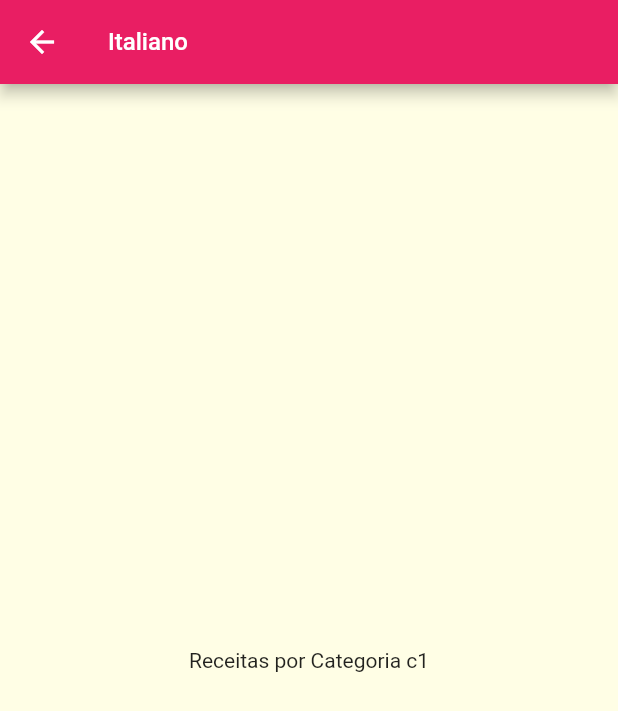
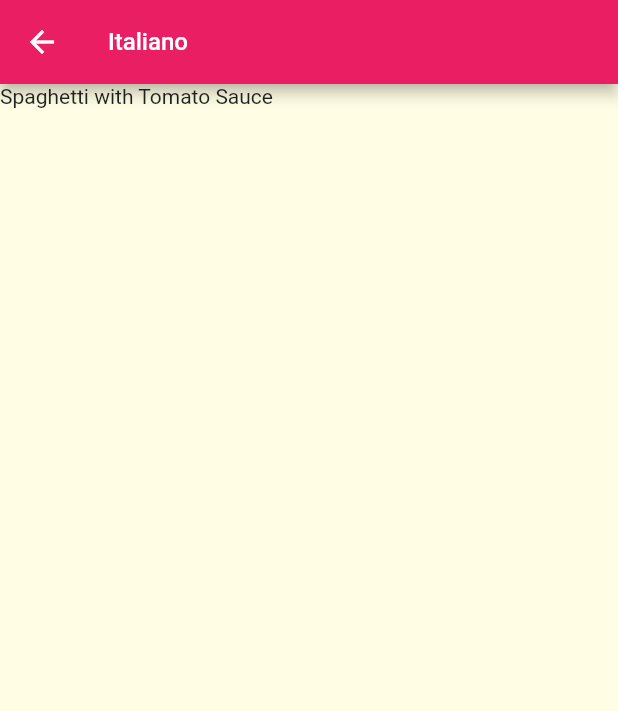
Before and after one commit to LeonardoJaques/meals_app_flutter, a Flutter app: the CategoriesMealsScreen screen opened directly with sample values from the repository, on a phone screen of 412 x 824 dp. Shown: the top 711 px of the screen. Run offline on Flutter 3.47's test engine with Material 2 defaults, Android fonts, the phone set to English and light mode, and no system bars; Roboto replaces fonts that are missing (RobotoCondensed).

Commit message:
chore: refactring dummy_data and call in categories meals

```diff
--- a/lib/data/dummy_data.dart
+++ b/lib/data/dummy_data.dart
@@ -3,7 +3,7 @@ import 'package:flutter/material.dart';
 import '../models/category.dart';
 import '../models/meal.dart';
 
-const dummyCategories = [
+const DUMMY_CATEGORIES = [
   Category(
     id: 'c1',
     title: 'Italiano',
@@ -56,8 +56,8 @@ const dummyCategories = [
   ),
 ];
 
-const dummyMeals = [
-  const Meal(
+const DUMMY_MEALS = [
+  Meal(
     id: 'm1',
     categories: ['c1', 'c2'],
     title: 'Spaghetti with Tomato Sauce',
--- a/lib/screens/categories_meals_screen.dart
+++ b/lib/screens/categories_meals_screen.dart
@@ -1,16 +1,27 @@
 import 'package:flutter/material.dart';
+import 'package:meals_app_flutter/data/dummy_data.dart';
 import 'package:meals_app_flutter/models/category.dart';
 
 class CategoriesMealsScreen extends StatelessWidget {
+  const CategoriesMealsScreen({super.key});
+
   @override
   Widget build(BuildContext context) {
     final category = ModalRoute.of(context)?.settings.arguments as Category;
+    final categoryMeals = DUMMY_MEALS.where((meal) {
+      return meal.categories.contains(category.id);
+    }).toList();
     return Scaffold(
       appBar: AppBar(
         title: Text(category.title),
       ),
       body: Center(
-        child: Text('Receitas por Categoria ${category.id}'),
+        child: ListView.builder(
+          itemCount: categoryMeals.length,
+          itemBuilder: (ctx, index) {
+            return Text(categoryMeals[index].title);
+          },
+        ),
       ),
     );
   }
```
